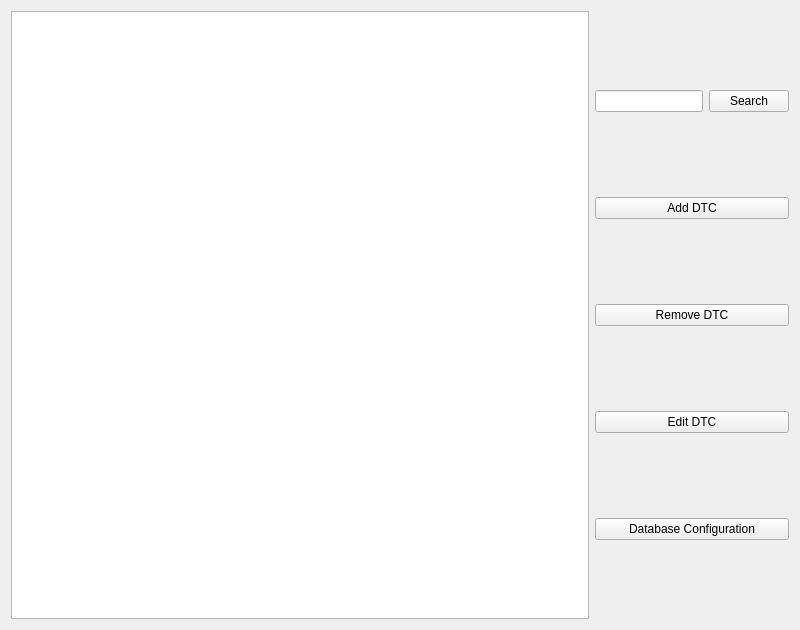
This is OBDCU/src/View/databasewidget.ui in z1230601/BAKK_Prodanovic_Zaric_OBD as Qt 5 draws it before an edit. The edited form follows.
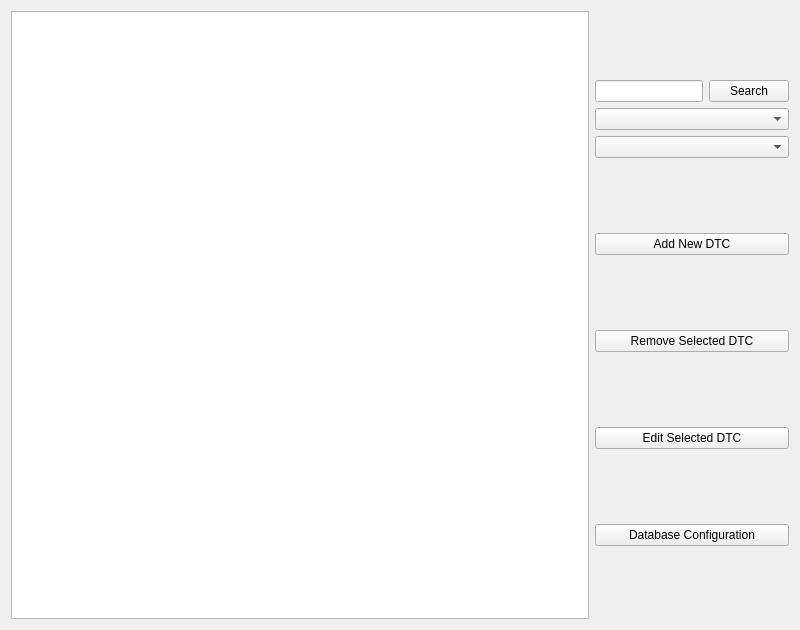
This is the edited form.

Diff of the .ui file:
```diff
--- a/OBDCU/src/View/databasewidget.ui
+++ b/OBDCU/src/View/databasewidget.ui
@@ -25,6 +25,8 @@
      <item>
       <layout class="QVBoxLayout" name="verticalLayout">
        <item>
+        <layout class="QVBoxLayout" name="verticalLayout_2">
+         <item>
         <layout class="QHBoxLayout" name="horizontalLayout">
          <property name="sizeConstraint">
           <enum>QLayout::SetMinimumSize</enum>
@@ -52,23 +54,31 @@
         </layout>
        </item>
        <item>
+          <widget class="QComboBox" name="tableSelection"/>
+         </item>
+         <item>
+          <widget class="QComboBox" name="columnSelection"/>
+         </item>
+        </layout>
+       </item>
+       <item>
         <widget class="QPushButton" name="addDTCButton">
          <property name="text">
-          <string>Add DTC</string>
+          <string>Add New DTC</string>
          </property>
         </widget>
        </item>
        <item>
         <widget class="QPushButton" name="removeDTCButton">
          <property name="text">
-          <string>Remove DTC</string>
+          <string>Remove Selected DTC</string>
          </property>
         </widget>
        </item>
        <item>
         <widget class="QPushButton" name="editDTCButton">
          <property name="text">
-          <string>Edit DTC</string>
+          <string>Edit Selected DTC</string>
          </property>
         </widget>
        </item>
```
Left out of the diff: 2 changed lines with no effect on the pictures. Lines whose indentation alone changed are shown as unchanged.
